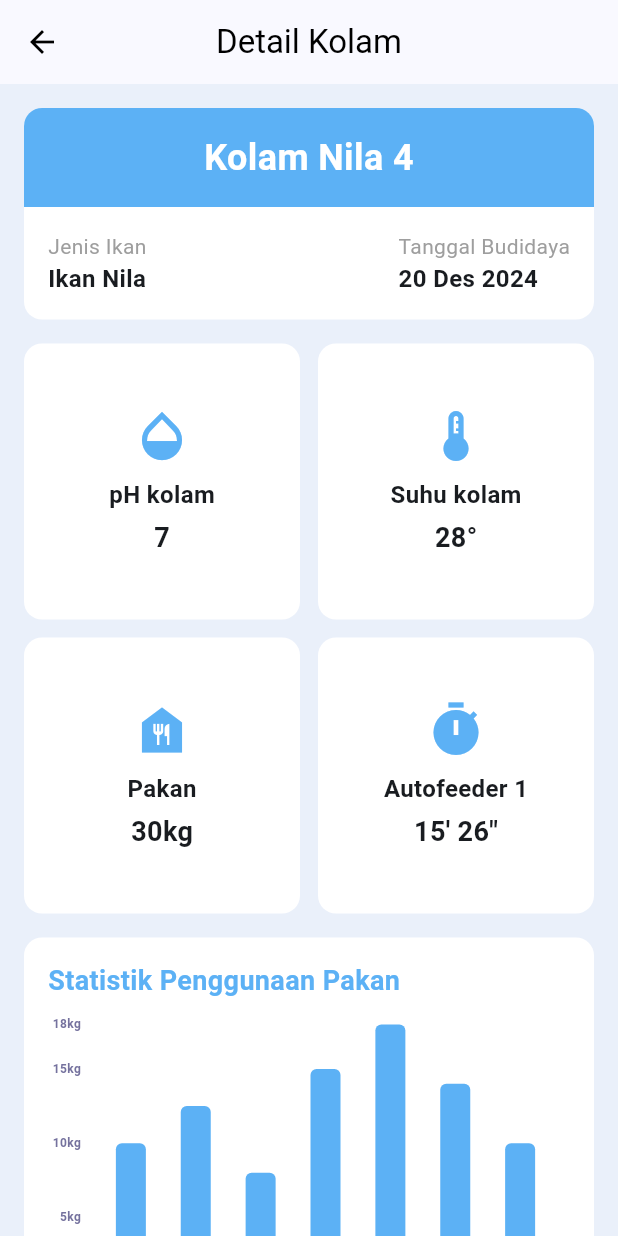
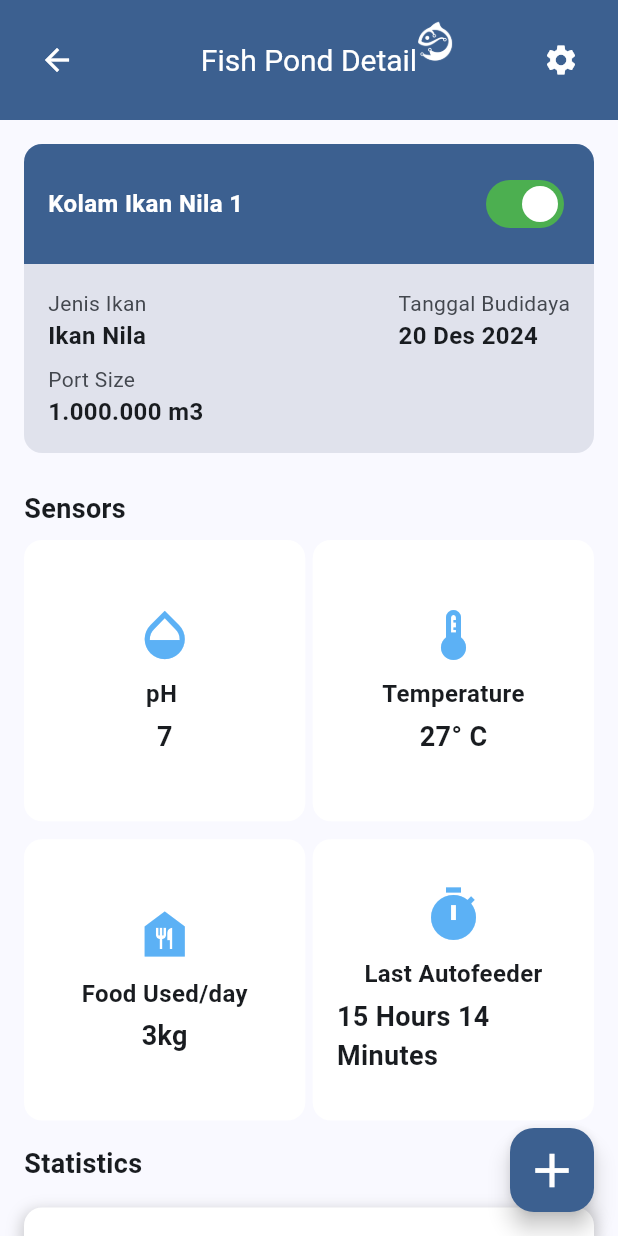
Before and after one commit to IndraMakassar/FishTech, a Flutter app: the DetailKolam screen opened by its route, on a phone screen of 412 x 824 dp. Run offline on Flutter 3.47's test engine with Material 3 defaults, Android fonts, the phone set to English and light mode, and no system bars; drawn by our look-alikes of fl_chart; our stand-ins replace equatable, flutter_bloc, flutter_native_splash, gap, get_it, go_router and 3 more; missing offline and left inert: mobile_scanner; accounts and stored records are empty.

Commit message:
manual fix merge

```diff
--- a/lib/bloc/auth/auth_state.dart
+++ b/lib/bloc/auth/auth_state.dart
@@ -2,28 +2,25 @@ part of 'auth_bloc.dart';
 
 sealed class AuthState extends Equatable {
   const AuthState();
+
+  @override
+  List<Object?> get props => [];
 }
 
-final class AuthInitial extends AuthState {
-  @override
-  List<Object> get props => [];
-}
+final class AuthInitial extends AuthState {}
 
-final class AuthLoading extends AuthState {
-  @override
-  List<Object?> get props => [];
+final class AuthLoading extends AuthState {}
 
-}
-
-final class AuthSuccess extends AuthState {
+final class AuthAuthenticated extends AuthState {
   final Session session;
 
-  const AuthSuccess(this.session);
+  const AuthAuthenticated(this.session);
 
   @override
   List<Object?> get props => [session];
+}
 
-}
+final class AuthUnauthenticated extends AuthState {}
 
 final class AuthFailure extends AuthState {
   final String message;
@@ -32,5 +29,4 @@ final class AuthFailure extends AuthState {
 
   @override
   List<Object?> get props => [message];
-
 }
--- a/lib/router_config.dart
+++ b/lib/router_config.dart
@@ -26,7 +26,7 @@ final GoRouter routerConfig = GoRouter(
     ),
     GoRoute(
       path: '/details',
-      builder: (context, state) => const DetailKolam(),
+      builder: (context, state) => DetailKolam(),
     ),
     GoRoute(
       path: '/article',
--- a/lib/view/pages/addPond_screen.dart
+++ b/lib/view/pages/addPond_screen.dart
@@ -48,7 +48,7 @@ class _AddPondState extends State<AddPond> {
       appBar: const Header(title: 'Add Fish Pond', showBackButton: true),
       body: BlocConsumer<AuthBloc, AuthState>(
         listener: (context, state){
-          if (state is AuthSuccess) {
+          if (state is AuthAuthenticated) {
             GoRouter.of(context).go('/addPond');
           } else if (state is AuthFailure) {
             ScaffoldMessenger.of(context)
--- a/lib/view/pages/detail_kolam_screen.dart
+++ b/lib/view/pages/detail_kolam_screen.dart
@@ -1,31 +1,52 @@
 part of 'pages.dart';
 
-class DetailKolam extends StatelessWidget {
+class DetailKolam extends StatefulWidget {
+  const DetailKolam({Key? key}) : super(key: key);
+
+  @override
+  _DetailKolamState createState() => _DetailKolamState();
+}
+
+class _DetailKolamState extends State<DetailKolam> {
+  bool isOn = true;
+
   @override
   Widget build(BuildContext context) {
     final colorScheme = Theme.of(context).colorScheme;
     return Scaffold(
-      backgroundColor: Color(0xFFEAF0FA),
-      appBar: AppBar(
-        backgroundColor: colorScheme.surface,
-        elevation: 0,
-        leading: IconButton(
-          icon: Icon(Icons.arrow_back, color: Colors.black),
+        backgroundColor: Color(0xFFF9F9FF),
+        floatingActionButton: FloatingActionButton(
           onPressed: () {
-            GoRouter.of(context).go("/home");
+            GoRouter.of(context).push('/addPond');
           },
+          backgroundColor: Theme.of(context).colorScheme.primary,
+          child: const Icon(
+            Icons.add,
+            color: Colors.white,
+            size: 38,
           ),
-        title: Text("Detail Kolam", style: TextStyle(color: Colors.black)),
-        centerTitle: true,
         ),
-      body: SingleChildScrollView(
+        floatingActionButtonLocation: FloatingActionButtonLocation.endFloat,
+        appBar: Header(
+          title: 'Fish Pond Detail',
+          showBackButton: true,
+        ),
+        body: BlocConsumer<AuthBloc, AuthState>(listener: (context, state) {
+          if (state is AuthAuthenticated) {
+            GoRouter.of(context).go('/home');
+          } else if (state is AuthFailure) {
+            ScaffoldMessenger.of(context)
+                .showSnackBar(SnackBar(content: Text(state.message)));
+          }
+        }, builder: (context, state) {
+          return SingleChildScrollView(
             padding: EdgeInsets.all(16.0),
             child: Column(
               crossAxisAlignment: CrossAxisAlignment.start,
               children: [
                 Container(
                   decoration: BoxDecoration(
-                color: Colors.white,
+                    color: const Color(0xFFE0E2EC),
                     borderRadius: BorderRadius.circular(12),
                   ),
                   child: Column(
@@ -35,41 +56,70 @@ class DetailKolam extends StatelessWidget {
                         width: double.infinity,
                         padding: EdgeInsets.all(16),
                         decoration: BoxDecoration(
-                      color: Color(0xFF5CB1F5),
+                          color: Theme.of(context).colorScheme.primary,
                           borderRadius: BorderRadius.only(
                             topLeft: Radius.circular(12),
                             topRight: Radius.circular(12),
                           ),
                         ),
-                    child: Center(
-                      child: Text(
-                        "Kolam Nila 4",
+                        child: Row(
+                          mainAxisAlignment: MainAxisAlignment.spaceBetween,
+                          children: [
+                            Text(
+                              "Kolam Ikan Nila 1",
                               style: TextStyle(
-                          fontSize: 24,
+                                  fontSize: 16,
                                   fontWeight: FontWeight.bold,
-                          color: Colors.white,
+                                  color: Colors.white),
                             ),
-                      ),
+                            Switch(
+                              value: isOn,
+                              onChanged: (bool value) {
+                                setState(() {
+                                  isOn = value;
+                                });
+                              },
+                              inactiveThumbColor: Colors.white,
+                              inactiveTrackColor: Colors.red,
+                              activeTrackColor: Colors.green,
+                            )
+                          ],
                         ),
                       ),
                       Padding(
                         padding: const EdgeInsets.all(16.0),
                         child: Row(
                           mainAxisAlignment: MainAxisAlignment.spaceBetween,
+                          crossAxisAlignment: CrossAxisAlignment.start,
                           children: [
                             Column(
                               crossAxisAlignment: CrossAxisAlignment.start,
                               children: [
                                 Text(
                                   "Jenis Ikan",
-                              style:
-                                  TextStyle(color: Colors.grey, fontSize: 14),
+                                  style: TextStyle(
+                                      color: Color(0xFF43474E), fontSize: 14),
                                 ),
                                 Text(
                                   "Ikan Nila",
                                   style: TextStyle(
-                                  fontSize: 16, fontWeight: FontWeight.bold),
+                                      fontSize: 16,
+                                      fontWeight: FontWeight.bold),
                                 ),
+                                SizedBox(
+                                  height: 8,
+                                ),
+                                Text(
+                                  "Port Size",
+                                  style: TextStyle(
+                                      color: Color(0xFF43474E), fontSize: 14),
+                                ),
+                                Text(
+                                  "1.000.000 m3",
+                                  style: TextStyle(
+                                      fontSize: 16,
+                                      fontWeight: FontWeight.bold),
+                                )
                               ],
                             ),
                             Column(
@@ -77,13 +127,14 @@ class DetailKolam extends StatelessWidget {
                               children: [
                                 Text(
                                   "Tanggal Budidaya",
-                              style:
-                                  TextStyle(color: Colors.grey, fontSize: 14),
+                                  style: TextStyle(
+                                      color: Color(0xFF43474E), fontSize: 14),
                                 ),
                                 Text(
                                   "20 Des 2024",
                                   style: TextStyle(
-                                  fontSize: 16, fontWeight: FontWeight.bold),
+                                      fontSize: 16,
+                                      fontWeight: FontWeight.bold),
                                 ),
                               ],
                             ),
@@ -94,19 +145,47 @@ class DetailKolam extends StatelessWidget {
                   ),
                 ),
                 SizedBox(height: 16),
+                Column(
+                  crossAxisAlignment: CrossAxisAlignment.start,
+                  children: [
+                    Padding(
+                      padding: const EdgeInsets.symmetric(vertical: 8.0),
+                      child: Text(
+                        "Sensors",
+                        style: TextStyle(
+                          fontSize: 18,
+                          fontWeight: FontWeight.w700,
+                        ),
+                      ),
+                    ),
                     GridView(
                       physics: NeverScrollableScrollPhysics(),
                       shrinkWrap: true,
                       gridDelegate: SliverGridDelegateWithFixedCrossAxisCount(
                         crossAxisCount: 2,
-                crossAxisSpacing: 12,
+                        crossAxisSpacing: 5,
                         mainAxisSpacing: 12,
                       ),
                       children: [
-                _buildInfoCard("pH kolam", "7", Icons.opacity),
-                _buildInfoCard("Suhu kolam", "28°", Icons.thermostat),
-                _buildInfoCard("Pakan", "30kg", Icons.food_bank),
-                _buildInfoCard("Autofeeder 1", "15' 26\"", Icons.timer),
+                        _buildInfoCard("pH ", "7", Icons.opacity),
+                        _buildInfoCard(
+                            "Temperature", "27° C", Icons.thermostat),
+                        _buildInfoCard("Food Used/day", "3kg", Icons.food_bank),
+                        _buildInfoCard("Last Autofeeder", "15 Hours 14 Minutes",
+                            Icons.timer),
+                      ],
+                    ),
+                  ],
+                ),
+                SizedBox(height: 16),
+                Column(
+                  crossAxisAlignment: CrossAxisAlignment.start,
+                  children: [
+                    Text(
+                      "Statistics",
+                      style:
+                      TextStyle(fontSize: 18, fontWeight: FontWeight.w700),
+                    )
                   ],
                 ),
                 SizedBox(height: 16),
@@ -114,17 +193,23 @@ class DetailKolam extends StatelessWidget {
                   decoration: BoxDecoration(
                       color: Colors.white,
                       borderRadius: BorderRadius.circular(12),
-              ),
+                      boxShadow: [
+                        BoxShadow(
+                            color: Colors.grey.withOpacity(0.5),
+                            blurRadius: 8,
+                            spreadRadius: 2,
+                            offset: Offset(0, 4))
+                      ]),
                   padding: EdgeInsets.all(16),
                   child: Column(
                     crossAxisAlignment: CrossAxisAlignment.start,
                     children: [
                       Text(
-                    "Statistik Penggunaan Pakan",
+                        "Use of Fish Feed",
                         style: TextStyle(
-                        fontSize: 18,
+                            fontSize: 15,
                             fontWeight: FontWeight.bold,
-                        color: Color(0xFF5CB1F5)),
+                            color: Color(0xFF43474e)),
                       ),
                       SizedBox(height: 16),
                       Container(
@@ -143,7 +228,8 @@ class DetailKolam extends StatelessWidget {
                               bottomTitles: AxisTitles(
                                 sideTitles: SideTitles(
                                   showTitles: true,
-                              getTitlesWidget: (double value, TitleMeta meta) {
+                                  getTitlesWidget:
+                                      (double value, TitleMeta meta) {
                                     const style = TextStyle(
                                       color: Color(0xFF75729E),
                                       fontWeight: FontWeight.bold,
@@ -187,7 +273,8 @@ class DetailKolam extends StatelessWidget {
                                 sideTitles: SideTitles(
                                   showTitles: true,
                                   interval: 5,
-                              getTitlesWidget: (double value, TitleMeta meta) {
+                                  getTitlesWidget:
+                                      (double value, TitleMeta meta) {
                                     const style = TextStyle(
                                       color: Color(0xFF75729E),
                                       fontWeight: FontWeight.bold,
@@ -196,7 +283,8 @@ class DetailKolam extends StatelessWidget {
                                     return SideTitleWidget(
                                       axisSide: meta.axisSide,
                                       space: 0,
-                                  child: Text('${value.toInt()}kg', style: style),
+                                      child: Text('${value.toInt()}kg',
+                                          style: style),
                                     );
                                   },
                                 ),
@@ -213,14 +301,16 @@ class DetailKolam extends StatelessWidget {
                 ),
               ],
             ),
-      ),
+          );
+        }
+
           // floatingActionButton: FloatingActionButton(
           //   backgroundColor: Color(0xFF5CB1F5),
           //   onPressed: () {
           //   },
           //   child: Icon(Icons.add, color: Colors.white),
           // ),
-    );
+        ));
   }
 
   List<BarChartGroupData> _buildBarGroups() {
@@ -234,7 +324,7 @@ class DetailKolam extends StatelessWidget {
             fromY: 0,
             toY: data[index],
             width: 20,
-            color: Color(0xFF5CB1F5),
+            color: Theme.of(context).colorScheme.primary,
             borderRadius: BorderRadius.circular(4),
           ),
         ],
--- a/lib/view/pages/login_screen.dart
+++ b/lib/view/pages/login_screen.dart
@@ -32,7 +32,7 @@ class _LoginScreenState extends State<LoginScreen> {
     return Scaffold(
       body: BlocConsumer<AuthBloc, AuthState>(
         listener: (context, state) {
-          if (state is AuthSuccess) {
+          if (state is AuthAuthenticated) {
             GoRouter.of(context).go('/home');
           } else if (state is AuthFailure) {
             ScaffoldMessenger.of(context)
--- a/lib/view/pages/notification_page.dart
+++ b/lib/view/pages/notification_page.dart
@@ -29,7 +29,7 @@ class _NotificationScreenState extends State<NotificationScreen> {
       appBar: const Header(title: 'Notifications', showBackButton: true),
       body: BlocConsumer<AuthBloc, AuthState>(
         listener: (context, state){
-          if (state is AuthSuccess) {
+          if (state is AuthAuthenticated) {
             GoRouter.of(context).go('/notification');
           } else if (state is AuthFailure) {
             ScaffoldMessenger.of(context)
--- a/lib/view/pages/pages.dart
+++ b/lib/view/pages/pages.dart
@@ -24,4 +24,4 @@ part 'profile_screen.dart';
 part 'register_screen.dart';
 part 'scan_qr.dart';
 part 'add_machine_screen.dart';
-part 'settings_pond_screen.dart';
+part 'settingsPond_screen.dart';
--- a/lib/view/pages/profile_screen.dart
+++ b/lib/view/pages/profile_screen.dart
@@ -17,7 +17,7 @@ class _ProfileScreenState extends State<ProfileScreen> {
     final state = context
         .read<AuthBloc>()
         .state;
-    if (state is AuthSuccess) {
+    if (state is AuthAuthenticated) {
       _nameController.text = state.session.user.userMetadata!['Display name'];
       _emailController.text = state.session.user.email!;
     }
@@ -84,7 +84,7 @@ class _ProfileScreenState extends State<ProfileScreen> {
                             CustomButton(
                               text: "Save",
                               onPressed: () {
-                                if (state is AuthSuccess) {
+                                if (state is AuthAuthenticated) {
                                   if (_nameController.text != state.session.user.userMetadata!['Display name']) {
                                     context.read<AuthBloc>().add(UserChangeName(
                                         newName: _nameController.text.trim()));
--- a/lib/view/pages/register_screen.dart
+++ b/lib/view/pages/register_screen.dart
@@ -39,7 +39,7 @@ class _RegisterScreenState extends State<RegisterScreen> {
     return Scaffold(
       body: BlocConsumer<AuthBloc, AuthState>(
         listener: (context, state) {
-          if (state is AuthSuccess) {
+          if (state is AuthAuthenticated) {
             GoRouter.of(context).go('/home');
           } else if (state is AuthFailure) {
             ScaffoldMessenger.of(context)
```
Also changed, not shown: lib/bloc/auth/auth_bloc.dart (+4 -4 lines), lib/view/pages/settingsPond_screen.dart (+28 -23 lines), lib/view/pages/settings_pond_screen.dart (deleted, +0 -438 lines). Lines whose indentation alone changed are shown as unchanged.
